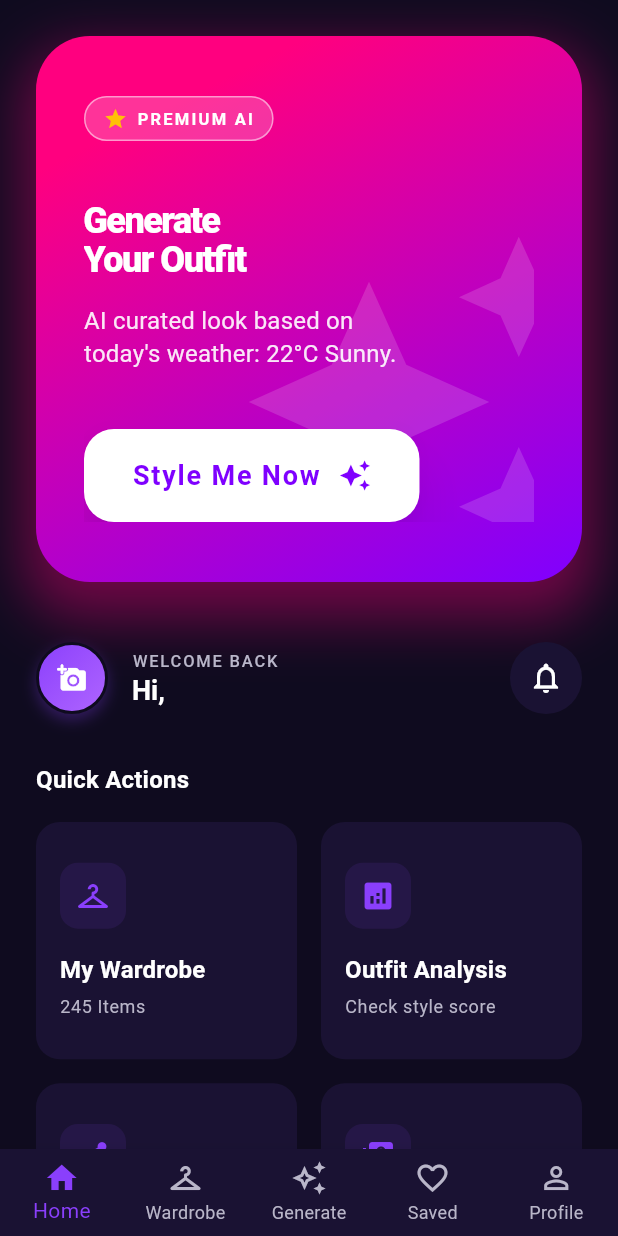
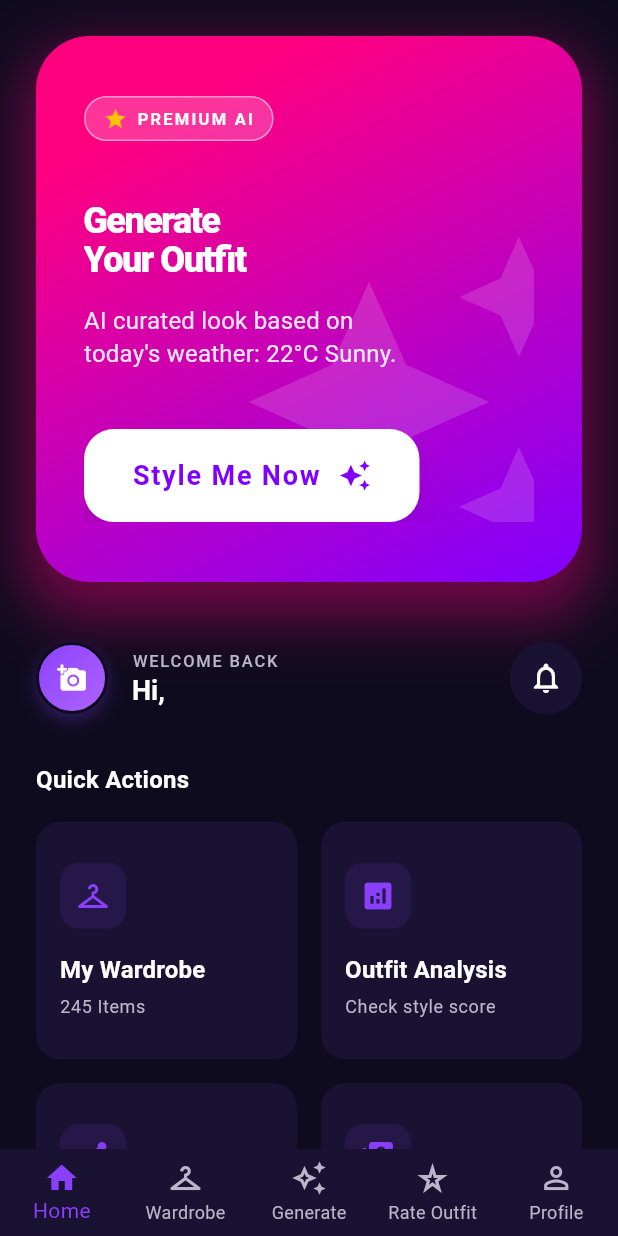
Before and after one commit to Abdomo16/ai-outfit-stylist, a Flutter app: the MainNavigationScreen screen opened by its route, on a phone screen of 412 x 824 dp. Run offline on Flutter 3.47's test engine with Material 3 defaults, Android fonts, the phone set to English and light mode, and no system bars; our stand-ins replace equatable, flutter_bloc, image_picker, supabase_flutter; accounts and stored records are empty; network calls fail.

Commit message:
feat(navigation): add rate outfit to bottom navigation bar

```diff
--- a/lib/navigation/bottom_nav_bar.dart
+++ b/lib/navigation/bottom_nav_bar.dart
@@ -32,9 +32,9 @@ class BottomNavBar extends StatelessWidget {
           label: 'Generate',
         ),
         BottomNavigationBarItem(
-          icon: Icon(Icons.favorite_border),
-          activeIcon: Icon(Icons.favorite),
-          label: 'Saved',
+          icon: Icon(Icons.star_rate_outlined),
+          activeIcon: Icon(Icons.star),
+          label: 'Rate Outfit',
         ),
         BottomNavigationBarItem(
           icon: Icon(Icons.person_outline),
--- a/lib/navigation/main_navigation_screen.dart
+++ b/lib/navigation/main_navigation_screen.dart
@@ -4,6 +4,7 @@ import '../features/wardrobe/screens/wardrobe_screen.dart';
 import '../features/home/screens/home_dashboard_screen.dart';
 import '../features/outfit_generator/screens/outfit_generator_screen.dart';
 import '../features/profile/screens/profile_screen.dart';
+import '../features/rate_outfit/screens/rate_outfit_screen.dart';
 
 class MainNavigationScreen extends StatefulWidget {
   const MainNavigationScreen({super.key});
@@ -19,7 +20,7 @@ class _MainNavigationScreenState extends State<MainNavigationScreen> {
     const HomeDashboardScreen(),
     const WardrobeScreen(),
     const OutfitGeneratorScreen(),
-    const Center(child: Text('Saved Outfits')),
+    const RateOutfitScreen(),
     const ProfileScreen(),
   ];
 
--- a/lib/navigation/route_names.dart
+++ b/lib/navigation/route_names.dart
@@ -10,7 +10,7 @@ class RouteNames {
   static const String clothingDetail = '/clothing-detail';
   static const String readMyOutfit = '/read-my-outfit';
   static const String shareOutfit = '/share-outfit';
-  static const String savedOutfits = '/saved-outfits';
+  static const String rateOutfit = '/rate-outfit';
   static const String settings = '/settings';
   static const String profile = '/profile';
   static const String wardrobe = '/wardrobe';
```
